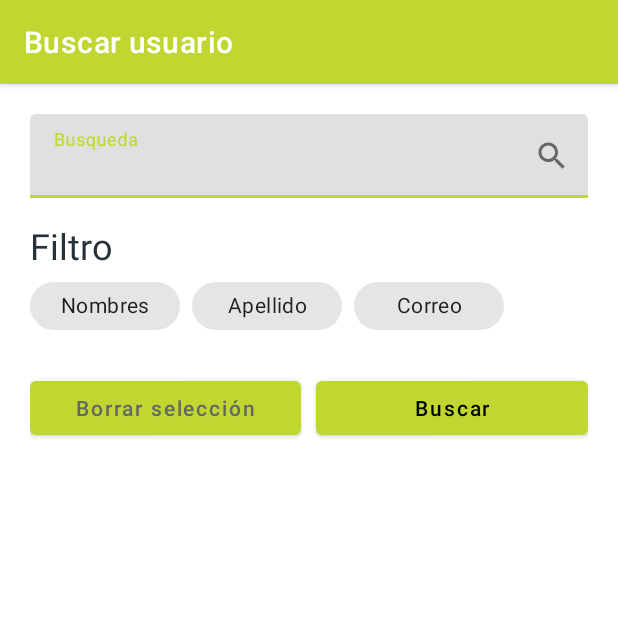
After one commit to fabikingco/ProyectoGradoUTS, an Android app: the BuscarUsuarioActivity screen opened directly, with no data from a screen before it, on a phone screen of 412 x 824 dp, the top half of it. The commit adds this screen. Run offline under Robolectric (Android 15) with nearby library versions, the phone set to English and light mode, and no system bars.

Commit message:
Busqueda de usuarios y cambiar tipo de usuario

```diff
--- a/AplicacionAndroid/app/src/main/AndroidManifest.xml
+++ b/AplicacionAndroid/app/src/main/AndroidManifest.xml
@@ -15,8 +15,10 @@
         android:roundIcon="@mipmap/ic_launcher_round"
         android:supportsRtl="true"
         android:theme="@style/AppTheme">
-        <activity android:name=".vista.activity.AboutActivity"/>
-        <activity android:name=".vista.activity.PerfilUsuarioActivity"/>
+        <activity android:name=".vista.activity.BuscarUsuarioActivity"></activity>
+        <activity android:name=".vista.activity.BuscarLibroActivity" />
+        <activity android:name=".vista.activity.AboutActivity" />
+        <activity android:name=".vista.activity.PerfilUsuarioActivity" />
         <activity android:name=".vista.activity.MenuEstudiantesActivity" />
         <activity android:name=".vista.activity.ListadoUsuariosActivity" />
         <activity android:name=".vista.activity.MenuBibliotecarioActivity" />
--- /dev/null
+++ b/AplicacionAndroid/app/src/main/java/com/fabianardila/proyectogradouts/vista/activity/BuscarUsuarioActivity.kt
@@ -0,0 +1,38 @@
+package com.fabianardila.proyectogradouts.vista.activity
+
+import androidx.appcompat.app.AppCompatActivity
+import android.os.Bundle
+import android.view.View
+import androidx.appcompat.widget.Toolbar
+import com.fabianardila.proyectogradouts.R
+import com.google.android.material.snackbar.Snackbar
+import kotlinx.android.synthetic.main.activity_buscar_usuario.*
+
+class BuscarUsuarioActivity : AppCompatActivity() {
+
+    override fun onCreate(savedInstanceState: Bundle?) {
+        super.onCreate(savedInstanceState)
+        setContentView(R.layout.activity_buscar_usuario)
+        initToolbar()
+    }
+
+    private fun initToolbar() {
+        val toolbar =
+            findViewById<Toolbar>(R.id.toolbar)
+        setSupportActionBar(toolbar)
+        supportActionBar!!.title = "Buscar usuario"
+    }
+
+    fun clickBorrarSeleccion(view: View) {
+        etBusqueda.setText("")
+        chip_group.clearCheck()
+    }
+    fun clickBuscar(view: View) {
+        val chipChecked = chip_group.checkedChipId
+        Snackbar.make(
+            view,
+            "Click Fab $chipChecked",
+            Snackbar.LENGTH_LONG
+        ).setAction("Info", null).show()
+    }
+}
--- /dev/null
+++ b/AplicacionAndroid/app/src/main/res/layout/activity_buscar_usuario.xml
@@ -0,0 +1,116 @@
+<?xml version="1.0" encoding="utf-8"?>
+<LinearLayout xmlns:android="http://schemas.android.com/apk/res/android"
+    xmlns:app="http://schemas.android.com/apk/res-auto"
+    xmlns:tools="http://schemas.android.com/tools"
+    android:layout_width="match_parent"
+    android:layout_height="match_parent"
+    android:orientation="vertical"
+    tools:context=".vista.activity.BuscarUsuarioActivity">
+
+    <com.google.android.material.appbar.AppBarLayout
+        android:layout_width="match_parent"
+        android:layout_height="wrap_content">
+
+        <include layout="@layout/toolbar" />
+
+    </com.google.android.material.appbar.AppBarLayout>
+
+    <androidx.core.widget.NestedScrollView
+        android:layout_width="match_parent"
+        android:layout_height="match_parent"
+        android:clipToPadding="false"
+        android:scrollbars="none">
+
+        <LinearLayout
+            android:layout_width="match_parent"
+            android:layout_height="wrap_content"
+            android:orientation="vertical"
+            android:padding="@dimen/spacing_mlarge">
+
+            <com.google.android.material.textfield.TextInputLayout
+                android:id="@+id/tilBusqueda"
+                android:layout_width="match_parent"
+                android:layout_height="wrap_content"
+                android:hint="Busqueda"
+                android:textColorHint="@color/grey_40"
+                app:errorTextAppearance="@style/Error"
+                app:endIconMode="custom"
+                app:endIconDrawable="@drawable/ic_search">
+
+                <com.google.android.material.textfield.TextInputEditText
+                    android:id="@+id/etBusqueda"
+                    android:layout_width="match_parent"
+                    android:layout_height="wrap_content"
+                    android:inputType="textCapCharacters" />
+            </com.google.android.material.textfield.TextInputLayout>
+
+            <TextView
+                android:layout_width="wrap_content"
+                android:layout_height="wrap_content"
+                android:layout_marginTop="@dimen/spacing_large"
+                android:text="Filtro"
+                android:textAppearance="?attr/textAppearanceHeadline5"
+                android:textColor="@color/grey_90" />
+
+            <com.google.android.material.chip.ChipGroup
+                android:id="@+id/chip_group"
+                android:layout_width="match_parent"
+                android:layout_height="wrap_content"
+                app:singleSelection="true">
+
+                <com.google.android.material.chip.Chip
+                    android:id="@+id/chipNombres"
+                    style="@style/Widget.MaterialComponents.Chip.Filter"
+                    android:layout_width="100dp"
+                    android:layout_height="wrap_content"
+                    android:textAlignment="center"
+                    android:text="Nombres"/>
+                <com.google.android.material.chip.Chip
+                    android:id="@+id/chipApellidos"
+                    style="@style/Widget.MaterialComponents.Chip.Filter"
+                    android:layout_width="100dp"
+                    android:layout_height="wrap_content"
+                    android:textAlignment="center"
+                    android:text="Apellido"/>
+                <com.google.android.material.chip.Chip
+                    android:id="@+id/chipCorreo"
+                    style="@style/Widget.MaterialComponents.Chip.Filter"
+                    android:layout_width="100dp"
+                    android:layout_height="wrap_content"
+                    android:textAlignment="center"
+                    android:text="Correo"/>
+            </com.google.android.material.chip.ChipGroup>
+
+            <LinearLayout
+                android:layout_width="match_parent"
+                android:layout_height="wrap_content"
+                android:orientation="horizontal"
+                android:layout_marginTop="@dimen/spacing_mlarge">
+
+                <Button
+                    android:layout_width="0dp"
+                    android:layout_height="wrap_content"
+                    android:layout_weight="1"
+                    android:onClick="clickBorrarSeleccion"
+                    android:text="@string/borrar_seleccion"
+                    android:textAllCaps="false"
+                    android:textColor="@color/grey_60" />
+
+                <View
+                    android:layout_width="@dimen/spacing_middle"
+                    android:layout_height="0dp" />
+
+                <Button
+                    android:layout_width="0dp"
+                    android:layout_height="wrap_content"
+                    android:layout_weight="1"
+                    android:onClick="clickBuscar"
+                    android:text="@string/buscar"
+                    android:textAllCaps="false"
+                    android:textColor="@android:color/black" />
+
+            </LinearLayout>
+        </LinearLayout>
+    </androidx.core.widget.NestedScrollView>
+
+</LinearLayout>
--- a/AplicacionAndroid/app/src/main/res/layout/activity_libro.xml
+++ b/AplicacionAndroid/app/src/main/res/layout/activity_libro.xml
@@ -109,10 +109,12 @@
     </androidx.core.widget.NestedScrollView>
 
     <com.google.android.material.floatingactionbutton.FloatingActionButton
+        android:id="@+id/fabLibro"
         android:layout_width="wrap_content"
         android:layout_height="wrap_content"
         android:layout_margin="@dimen/spacing_mlarge"
         android:clickable="true"
+        android:onClick="clickFabLibro"
         android:tint="@android:color/white"
         android:backgroundTint="@color/amber_700"
         app:fabSize="normal"
--- a/AplicacionAndroid/app/src/main/res/values/strings.xml
+++ b/AplicacionAndroid/app/src/main/res/values/strings.xml
@@ -6,4 +6,9 @@
     <string name="cancelar">Cancelar</string>
     <string name="estudiante">Estudiante</string>
     <string name="bibliotecario">Bibliotecario</string>
+    <string name="buscar">Buscar</string>
+    <string name="borrar_seleccion">Borrar selección</string>
+    <string name="titulo">Titulo</string>
+    <string name="titulos">Titulos</string>
+    <string name="autores">Autores</string>
 </resources>
```
Also changed, not shown: AplicacionAndroid/app/src/main/java/com/fabianardila/proyectogradouts/ListarCategoriasActivity.java (+11 -2 lines), AplicacionAndroid/app/src/main/java/com/fabianardila/proyectogradouts/network/FirestoreService.kt (+36 -0 lines), AplicacionAndroid/app/src/main/java/com/fabianardila/proyectogradouts/vista/activity/BuscarLibroActivity.kt (added, +55 -0 lines), AplicacionAndroid/app/src/main/java/com/fabianardila/proyectogradouts/vista/activity/LibroActivity.kt (+11 -0 lines), AplicacionAndroid/app/src/main/java/com/fabianardila/proyectogradouts/vista/activity/ListadoLibrosActivity.kt (+37 -9 lines), AplicacionAndroid/app/src/main/java/com/fabianardila/proyectogradouts/vista/activity/ListadoUsuariosActivity.kt (+56 -4 lines), AplicacionAndroid/app/src/main/res/layout/activity_buscar_libro.xml (added, +109 -0 lines).
